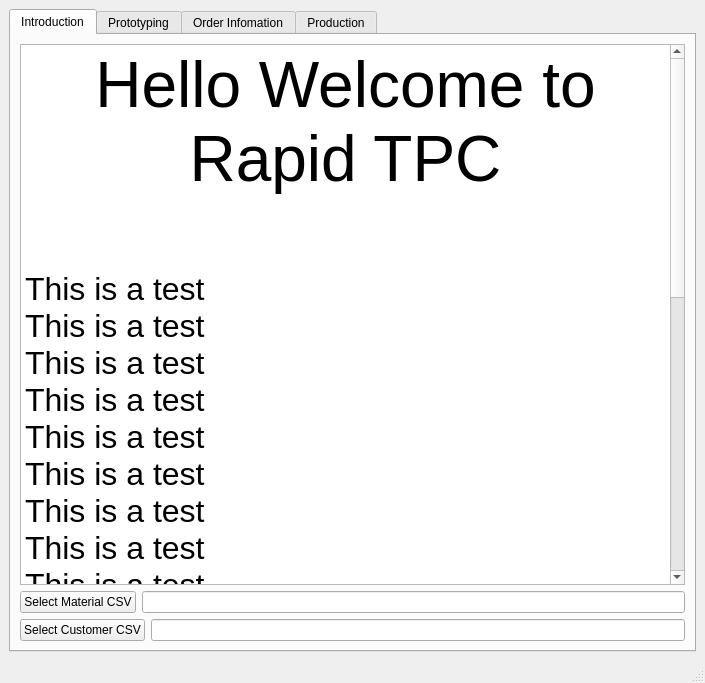
Before: the Qt Designer form ui/main.ui in linaflorez/RTPC_UI, drawn with Qt 5.
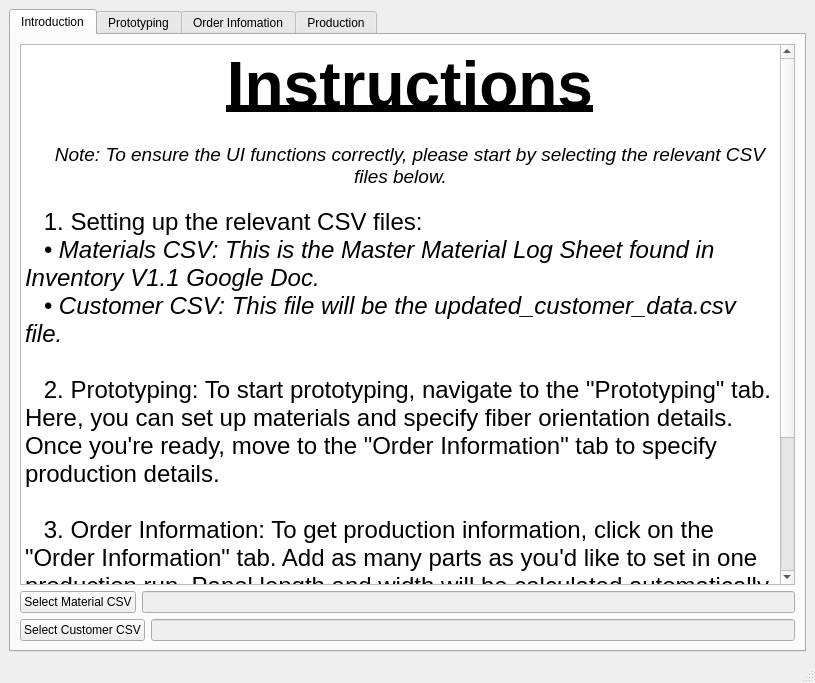
After: the same form once the commit is applied. The open tabs and pages were chosen to show the change.

```diff
--- a/ui/main.ui
+++ b/ui/main.ui
@@ -9,7 +9,7 @@
    <rect>
     <x>0</x>
     <y>0</y>
-    <width>705</width>
+    <width>815</width>
     <height>683</height>
    </rect>
   </property>
@@ -53,33 +53,19 @@
 &lt;html&gt;&lt;head&gt;&lt;meta name=&quot;qrichtext&quot; content=&quot;1&quot; /&gt;&lt;style type=&quot;text/css&quot;&gt;
 p, li { white-space: pre-wrap; }
 &lt;/style&gt;&lt;/head&gt;&lt;body style=&quot; font-family:'.AppleSystemUIFont'; font-size:13pt; font-weight:400; font-style:normal;&quot;&gt;
-&lt;p align=&quot;center&quot; style=&quot; margin-top:0px; margin-bottom:0px; margin-left:0px; margin-right:0px; -qt-block-indent:0; text-indent:0px;&quot;&gt;&lt;span style=&quot; font-size:48pt;&quot;&gt;Hello Welcome to Rapid TPC&lt;/span&gt;&lt;/p&gt;
-&lt;p align=&quot;center&quot; style=&quot;-qt-paragraph-type:empty; margin-top:0px; margin-bottom:0px; margin-left:0px; margin-right:0px; -qt-block-indent:0; text-indent:0px; font-size:48pt;&quot;&gt;&lt;br /&gt;&lt;/p&gt;
-&lt;p style=&quot; margin-top:0px; margin-bottom:0px; margin-left:0px; margin-right:0px; -qt-block-indent:0; text-indent:0px;&quot;&gt;&lt;span style=&quot; font-size:24pt;&quot;&gt;This is a test&lt;/span&gt;&lt;/p&gt;
-&lt;p style=&quot; margin-top:0px; margin-bottom:0px; margin-left:0px; margin-right:0px; -qt-block-indent:0; text-indent:0px;&quot;&gt;&lt;span style=&quot; font-size:24pt;&quot;&gt;This is a test&lt;/span&gt;&lt;/p&gt;
-&lt;p style=&quot; margin-top:0px; margin-bottom:0px; margin-left:0px; margin-right:0px; -qt-block-indent:0; text-indent:0px;&quot;&gt;&lt;span style=&quot; font-size:24pt;&quot;&gt;This is a test&lt;/span&gt;&lt;/p&gt;
-&lt;p style=&quot; margin-top:0px; margin-bottom:0px; margin-left:0px; margin-right:0px; -qt-block-indent:0; text-indent:0px;&quot;&gt;&lt;span style=&quot; font-size:24pt;&quot;&gt;This is a test&lt;/span&gt;&lt;/p&gt;
-&lt;p style=&quot; margin-top:0px; margin-bottom:0px; margin-left:0px; margin-right:0px; -qt-block-indent:0; text-indent:0px;&quot;&gt;&lt;span style=&quot; font-size:24pt;&quot;&gt;This is a test&lt;/span&gt;&lt;/p&gt;
-&lt;p style=&quot; margin-top:0px; margin-bottom:0px; margin-left:0px; margin-right:0px; -qt-block-indent:0; text-indent:0px;&quot;&gt;&lt;span style=&quot; font-size:24pt;&quot;&gt;This is a test&lt;/span&gt;&lt;/p&gt;
-&lt;p style=&quot; margin-top:0px; margin-bottom:0px; margin-left:0px; margin-right:0px; -qt-block-indent:0; text-indent:0px;&quot;&gt;&lt;span style=&quot; font-size:24pt;&quot;&gt;This is a test&lt;/span&gt;&lt;/p&gt;
-&lt;p style=&quot; margin-top:0px; margin-bottom:0px; margin-left:0px; margin-right:0px; -qt-block-indent:0; text-indent:0px;&quot;&gt;&lt;span style=&quot; font-size:24pt;&quot;&gt;This is a test&lt;/span&gt;&lt;/p&gt;
-&lt;p style=&quot; margin-top:0px; margin-bottom:0px; margin-left:0px; margin-right:0px; -qt-block-indent:0; text-indent:0px;&quot;&gt;&lt;span style=&quot; font-size:24pt;&quot;&gt;This is a test&lt;/span&gt;&lt;/p&gt;
-&lt;p style=&quot; margin-top:0px; margin-bottom:0px; margin-left:0px; margin-right:0px; -qt-block-indent:0; text-indent:0px;&quot;&gt;&lt;span style=&quot; font-size:24pt;&quot;&gt;This is a test&lt;/span&gt;&lt;/p&gt;
-&lt;p style=&quot; margin-top:0px; margin-bottom:0px; margin-left:0px; margin-right:0px; -qt-block-indent:0; text-indent:0px;&quot;&gt;&lt;span style=&quot; font-size:24pt;&quot;&gt;This is a test&lt;/span&gt;&lt;/p&gt;
-&lt;p style=&quot; margin-top:0px; margin-bottom:0px; margin-left:0px; margin-right:0px; -qt-block-indent:0; text-indent:0px;&quot;&gt;&lt;span style=&quot; font-size:24pt;&quot;&gt;This is a test&lt;/span&gt;&lt;/p&gt;
-&lt;p style=&quot; margin-top:0px; margin-bottom:0px; margin-left:0px; margin-right:0px; -qt-block-indent:0; text-indent:0px;&quot;&gt;&lt;span style=&quot; font-size:24pt;&quot;&gt;This is a test&lt;/span&gt;&lt;/p&gt;
-&lt;p style=&quot; margin-top:0px; margin-bottom:0px; margin-left:0px; margin-right:0px; -qt-block-indent:0; text-indent:0px;&quot;&gt;&lt;span style=&quot; font-size:24pt;&quot;&gt;This is a test&lt;/span&gt;&lt;/p&gt;
-&lt;p style=&quot; margin-top:0px; margin-bottom:0px; margin-left:0px; margin-right:0px; -qt-block-indent:0; text-indent:0px;&quot;&gt;&lt;span style=&quot; font-size:24pt;&quot;&gt;This is a test&lt;/span&gt;&lt;/p&gt;
-&lt;p style=&quot; margin-top:0px; margin-bottom:0px; margin-left:0px; margin-right:0px; -qt-block-indent:0; text-indent:0px;&quot;&gt;&lt;span style=&quot; font-size:24pt;&quot;&gt;This is a test&lt;/span&gt;&lt;/p&gt;
-&lt;p style=&quot; margin-top:0px; margin-bottom:0px; margin-left:0px; margin-right:0px; -qt-block-indent:0; text-indent:0px;&quot;&gt;&lt;span style=&quot; font-size:24pt;&quot;&gt;This is a test&lt;/span&gt;&lt;/p&gt;
-&lt;p style=&quot; margin-top:0px; margin-bottom:0px; margin-left:0px; margin-right:0px; -qt-block-indent:0; text-indent:0px;&quot;&gt;&lt;span style=&quot; font-size:24pt;&quot;&gt;This is a test&lt;/span&gt;&lt;/p&gt;
-&lt;p style=&quot; margin-top:0px; margin-bottom:0px; margin-left:0px; margin-right:0px; -qt-block-indent:0; text-indent:0px;&quot;&gt;&lt;span style=&quot; font-size:24pt;&quot;&gt;This is a test&lt;/span&gt;&lt;/p&gt;
-&lt;p style=&quot; margin-top:0px; margin-bottom:0px; margin-left:0px; margin-right:0px; -qt-block-indent:0; text-indent:0px;&quot;&gt;&lt;span style=&quot; font-size:24pt;&quot;&gt;This is a test&lt;/span&gt;&lt;/p&gt;
-&lt;p style=&quot; margin-top:0px; margin-bottom:0px; margin-left:0px; margin-right:0px; -qt-block-indent:0; text-indent:0px;&quot;&gt;&lt;span style=&quot; font-size:24pt;&quot;&gt;This is a test&lt;/span&gt;&lt;/p&gt;
-&lt;p style=&quot; margin-top:0px; margin-bottom:0px; margin-left:0px; margin-right:0px; -qt-block-indent:0; text-indent:0px;&quot;&gt;&lt;span style=&quot; font-size:24pt;&quot;&gt;This is a test&lt;/span&gt;&lt;/p&gt;
-&lt;p style=&quot; margin-top:0px; margin-bottom:0px; margin-left:0px; margin-right:0px; -qt-block-indent:0; text-indent:0px;&quot;&gt;&lt;span style=&quot; font-size:24pt;&quot;&gt;This is a test&lt;/span&gt;&lt;/p&gt;
-&lt;p style=&quot;-qt-paragraph-type:empty; margin-top:0px; margin-bottom:0px; margin-left:0px; margin-right:0px; -qt-block-indent:0; text-indent:0px; font-size:24pt;&quot;&gt;&lt;br /&gt;&lt;/p&gt;
-&lt;p style=&quot;-qt-paragraph-type:empty; margin-top:0px; margin-bottom:0px; margin-left:0px; margin-right:0px; -qt-block-indent:0; text-indent:0px; font-size:24pt;&quot;&gt;&lt;br /&gt;&lt;/p&gt;&lt;/body&gt;&lt;/html&gt;</string>
+&lt;p align=&quot;center&quot; style=&quot; margin-top:0px; margin-bottom:0px; margin-left:0px; margin-right:0px; -qt-block-indent:0; text-indent:0px;&quot;&gt;    &lt;span style=&quot; font-size:48pt; font-weight:600; text-decoration: underline;&quot;&gt;Instructions&lt;/span&gt;&lt;/p&gt;
+&lt;p align=&quot;center&quot; style=&quot;-qt-paragraph-type:empty; margin-top:0px; margin-bottom:0px; margin-left:0px; margin-right:0px; -qt-block-indent:0; text-indent:0px;&quot;&gt;&lt;br /&gt;&lt;/p&gt;
+&lt;p align=&quot;center&quot; style=&quot; margin-top:0px; margin-bottom:0px; margin-left:0px; margin-right:0px; -qt-block-indent:0; text-indent:0px;&quot;&gt;    &lt;span style=&quot; font-size:14pt; font-style:italic;&quot;&gt;Note: To ensure the UI functions correctly, please start by selecting the relevant CSV files below.&lt;/span&gt;&lt;/p&gt;
+&lt;p style=&quot;-qt-paragraph-type:empty; margin-top:0px; margin-bottom:0px; margin-left:0px; margin-right:0px; -qt-block-indent:0; text-indent:0px;&quot;&gt;&lt;br /&gt;&lt;/p&gt;
+&lt;p style=&quot; margin-top:0px; margin-bottom:0px; margin-left:0px; margin-right:0px; -qt-block-indent:0; text-indent:0px;&quot;&gt;    &lt;span style=&quot; font-size:18pt;&quot;&gt;1. Setting up the relevant CSV files: &lt;/span&gt;&lt;/p&gt;
+&lt;p style=&quot; margin-top:0px; margin-bottom:0px; margin-left:0px; margin-right:0px; -qt-block-indent:0; text-indent:0px;&quot;&gt;    &lt;span style=&quot; font-size:18pt; font-style:italic;&quot;&gt;• Materials CSV: This is the Master Material Log Sheet found in Inventory V1.1 Google Doc.&lt;/span&gt;&lt;/p&gt;
+&lt;p style=&quot; margin-top:0px; margin-bottom:0px; margin-left:0px; margin-right:0px; -qt-block-indent:0; text-indent:0px;&quot;&gt;    &lt;span style=&quot; font-size:18pt; font-style:italic;&quot;&gt;• Customer CSV: This file will be the updated_customer_data.csv file.&lt;/span&gt;&lt;/p&gt;
+&lt;p align=&quot;center&quot; style=&quot;-qt-paragraph-type:empty; margin-top:0px; margin-bottom:0px; margin-left:0px; margin-right:0px; -qt-block-indent:0; text-indent:0px; font-size:18pt; font-style:italic;&quot;&gt;&lt;br /&gt;&lt;/p&gt;
+&lt;p style=&quot; margin-top:0px; margin-bottom:0px; margin-left:0px; margin-right:0px; -qt-block-indent:0; text-indent:0px;&quot;&gt;    &lt;span style=&quot; font-size:18pt;&quot;&gt;2. Prototyping: To start prototyping, navigate to the &amp;quot;Prototyping&amp;quot; tab. Here, you can set up materials and specify fiber orientation details. Once you're ready, move to the &amp;quot;Order Information&amp;quot; tab to specify production details.&lt;/span&gt;&lt;/p&gt;
+&lt;p style=&quot;-qt-paragraph-type:empty; margin-top:0px; margin-bottom:0px; margin-left:0px; margin-right:0px; -qt-block-indent:0; text-indent:0px; font-size:18pt;&quot;&gt;&lt;br /&gt;&lt;/p&gt;
+&lt;p style=&quot; margin-top:0px; margin-bottom:0px; margin-left:0px; margin-right:0px; -qt-block-indent:0; text-indent:0px;&quot;&gt;    &lt;span style=&quot; font-size:18pt;&quot;&gt;3. Order Information: To get production information, click on the &amp;quot;Order Information&amp;quot; tab. Add as many parts as you'd like to set in one production run. Panel length and width will be calculated automatically based on part dimensions and other inputs.&lt;/span&gt;&lt;/p&gt;
+&lt;p style=&quot;-qt-paragraph-type:empty; margin-top:0px; margin-bottom:0px; margin-left:0px; margin-right:0px; -qt-block-indent:0; text-indent:0px; font-size:18pt;&quot;&gt;&lt;br /&gt;&lt;/p&gt;
+&lt;p style=&quot; margin-top:0px; margin-bottom:0px; margin-left:0px; margin-right:0px; -qt-block-indent:0; text-indent:0px;&quot;&gt;    &lt;span style=&quot; font-size:18pt;&quot;&gt;4. Production: Each production tab (Initial Cuts, Welding, Secondary Cuts, and Lamination) is populated based on the selections you made in the Order Information. If you make edits to the Order Information, the tables will be cleared and repopulated accordingly.&lt;/span&gt;&lt;/p&gt;&lt;/body&gt;&lt;/html&gt;</string>
           </property>
          </widget>
         </item>
@@ -94,9 +80,15 @@
           </item>
           <item>
            <widget class="QLineEdit" name="materialCSV_here">
+            <property name="enabled">
+             <bool>false</bool>
+            </property>
             <property name="text">
              <string/>
             </property>
+            <property name="readOnly">
+             <bool>true</bool>
+            </property>
            </widget>
           </item>
          </layout>
@@ -112,9 +104,15 @@
           </item>
           <item>
            <widget class="QLineEdit" name="customerCSV_here">
+            <property name="enabled">
+             <bool>false</bool>
+            </property>
             <property name="text">
              <string/>
             </property>
+            <property name="readOnly">
+             <bool>true</bool>
+            </property>
            </widget>
           </item>
          </layout>
```
Left out of the diff: 57 changed lines with no effect on the pictures.
